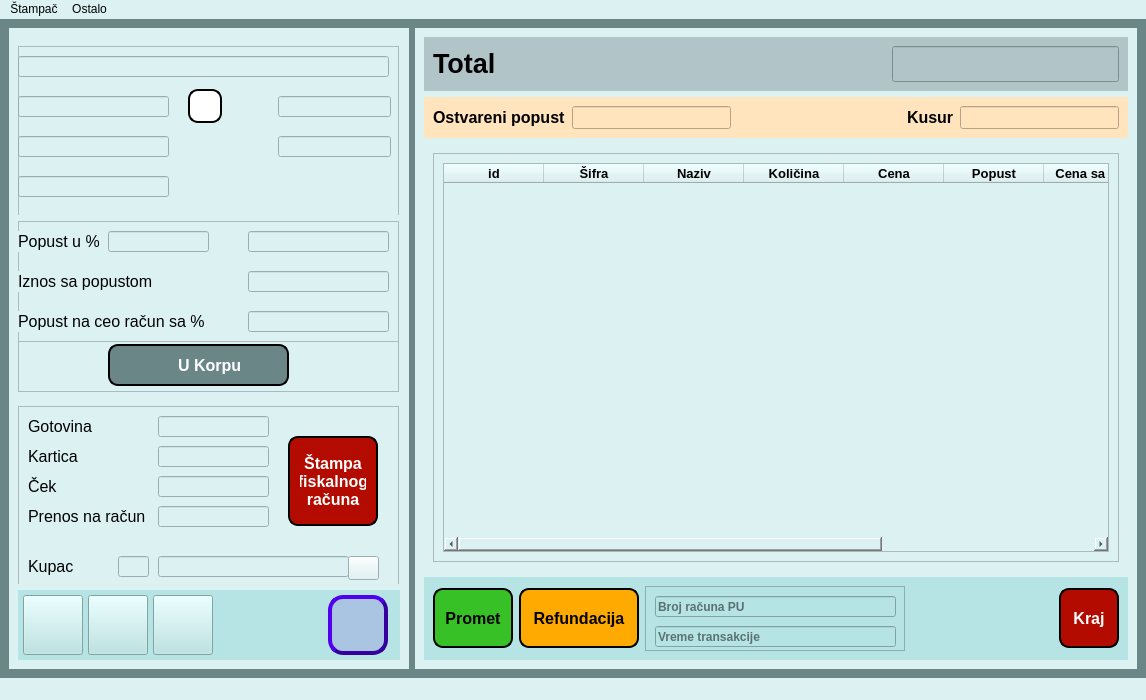
This is ui/main_window - Copy.ui in ljuba17/desktop_pos as Qt 5 draws it before an edit. The edited form follows.
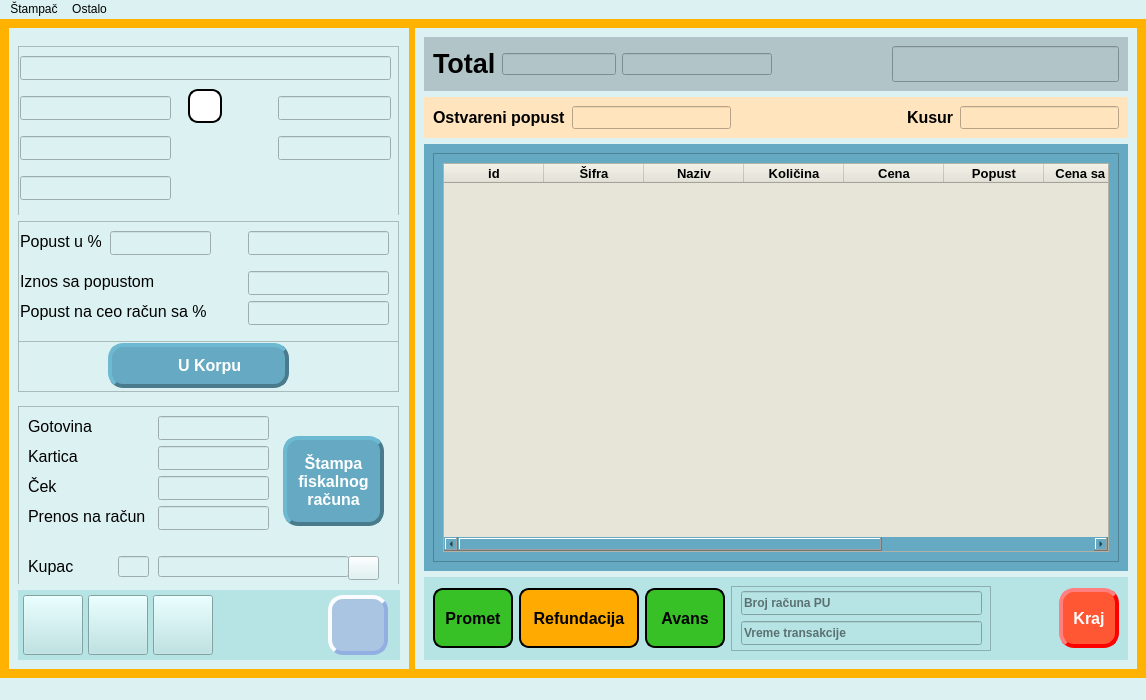
This is the edited form. Icons and pictures are not drawn.

Commit message: style: Izmena palete boja pozadine i dugmadi

The edit to the form file:
```diff
--- a/ui/main_window - Copy.ui
+++ b/ui/main_window - Copy.ui
@@ -28,7 +28,8 @@
   </property>
   <widget class="QWidget" name="centralwidget">
    <property name="styleSheet">
-    <string notr="true">background-color: rgb(107, 134, 134);
+    <string notr="true">
+background-color: rgb(255, 179, 0);
 </string>
    </property>
    <layout class="QHBoxLayout" name="horizontalLayout">
@@ -68,7 +69,7 @@
            </sizepolicy>
           </property>
           <property name="styleSheet">
-           <string notr="true">alternate-background-color: rgb(182, 227, 227);</string>
+           <string notr="true"/>
           </property>
           <property name="frameShape">
            <enum>QFrame::StyledPanel</enum>
@@ -82,10 +83,10 @@
            </property>
            <property name="geometry">
             <rect>
-             <x>0</x>
+             <x>2</x>
              <y>10</y>
              <width>371</width>
-             <height>21</height>
+             <height>24</height>
             </rect>
            </property>
            <property name="font">
@@ -101,10 +102,10 @@
           <widget class="QLineEdit" name="sifraEdit">
            <property name="geometry">
             <rect>
-             <x>0</x>
+             <x>2</x>
              <y>50</y>
              <width>151</width>
-             <height>21</height>
+             <height>24</height>
             </rect>
            </property>
            <property name="font">
@@ -184,7 +185,7 @@
              <x>260</x>
              <y>50</y>
              <width>113</width>
-             <height>21</height>
+             <height>24</height>
             </rect>
            </property>
            <property name="sizePolicy">
@@ -205,10 +206,10 @@
           <widget class="QLineEdit" name="kolicinaEdit">
            <property name="geometry">
             <rect>
-             <x>0</x>
+             <x>2</x>
              <y>90</y>
              <width>151</width>
-             <height>21</height>
+             <height>24</height>
             </rect>
            </property>
            <property name="font">
@@ -230,7 +231,7 @@
              <x>260</x>
              <y>90</y>
              <width>113</width>
-             <height>21</height>
+             <height>24</height>
             </rect>
            </property>
            <property name="sizePolicy">
@@ -257,10 +258,10 @@
            </property>
            <property name="geometry">
             <rect>
-             <x>0</x>
+             <x>2</x>
              <y>130</y>
              <width>151</width>
-             <height>21</height>
+             <height>24</height>
             </rect>
            </property>
            <property name="sizePolicy">
@@ -303,7 +304,7 @@
            </rect>
           </property>
           <property name="styleSheet">
-           <string notr="true">border-bottom-color: rgb(107, 134, 134);</string>
+           <string notr="true"/>
           </property>
           <property name="frameShape">
            <enum>QFrame::StyledPanel</enum>
@@ -314,7 +315,7 @@
           <widget class="QLabel" name="label">
            <property name="geometry">
             <rect>
-             <x>0</x>
+             <x>2</x>
              <y>10</y>
              <width>81</width>
              <height>21</height>
@@ -332,10 +333,10 @@
           <widget class="QLineEdit" name="procPopEdit">
            <property name="geometry">
             <rect>
-             <x>90</x>
+             <x>92</x>
              <y>10</y>
              <width>101</width>
-             <height>21</height>
+             <height>24</height>
             </rect>
            </property>
            <property name="sizePolicy">
@@ -362,7 +363,7 @@
              <x>230</x>
              <y>10</y>
              <width>141</width>
-             <height>21</height>
+             <height>24</height>
             </rect>
            </property>
            <property name="font">
@@ -381,7 +382,7 @@
           <widget class="QLabel" name="label_2">
            <property name="geometry">
             <rect>
-             <x>0</x>
+             <x>2</x>
              <y>50</y>
              <width>191</width>
              <height>21</height>
@@ -402,7 +403,7 @@
              <x>230</x>
              <y>50</y>
              <width>141</width>
-             <height>21</height>
+             <height>24</height>
             </rect>
            </property>
            <property name="sizePolicy">
@@ -421,12 +422,15 @@
            </property>
           </widget>
           <widget class="QLineEdit" name="popCeoRnEdit">
+           <property name="enabled">
+            <bool>false</bool>
+           </property>
            <property name="geometry">
             <rect>
              <x>230</x>
-             <y>90</y>
+             <y>80</y>
              <width>141</width>
-             <height>21</height>
+             <height>24</height>
             </rect>
            </property>
            <property name="sizePolicy">
@@ -447,8 +451,8 @@
           <widget class="QLabel" name="label_3">
            <property name="geometry">
             <rect>
-             <x>0</x>
-             <y>90</y>
+             <x>2</x>
+             <y>80</y>
              <width>191</width>
              <height>21</height>
             </rect>
@@ -482,9 +486,9 @@
            <property name="geometry">
             <rect>
              <x>90</x>
-             <y>3</y>
+             <y>2</y>
              <width>181</width>
-             <height>42</height>
+             <height>45</height>
             </rect>
            </property>
            <property name="font">
@@ -498,12 +502,12 @@
            </property>
            <property name="styleSheet">
             <string notr="true">QPushButton#btnKorpa {
-	border-style:outset;
-	background-color: rgb(107, 134, 134);
-	color: white; /* Bela boja teksta */
-	border-width:2px;
-	border-radius:10px;
-	border-color:black;
+	background-color: #65aac2;
+	color: rgb(255, 255, 255);
+    border-style:outset;
+	border-width:4px;
+	border-radius:15px;
+	border-color:#497b8c;
 	padding:10px;
 }
 QPushButton#btnKorpa:hover {
@@ -559,6 +563,9 @@
             <verstretch>0</verstretch>
            </sizepolicy>
           </property>
+          <property name="styleSheet">
+           <string notr="true"/>
+          </property>
           <property name="frameShape">
            <enum>QFrame::StyledPanel</enum>
           </property>
@@ -571,7 +578,7 @@
              <x>140</x>
              <y>10</y>
              <width>111</width>
-             <height>21</height>
+             <height>24</height>
             </rect>
            </property>
            <property name="sizePolicy">
@@ -614,7 +621,7 @@
              <x>140</x>
              <y>40</y>
              <width>111</width>
-             <height>21</height>
+             <height>24</height>
             </rect>
            </property>
            <property name="sizePolicy">
@@ -657,7 +664,7 @@
              <x>140</x>
              <y>70</y>
              <width>111</width>
-             <height>21</height>
+             <height>24</height>
             </rect>
            </property>
            <property name="sizePolicy">
@@ -700,7 +707,7 @@
              <x>140</x>
              <y>100</y>
              <width>111</width>
-             <height>21</height>
+             <height>24</height>
             </rect>
            </property>
            <property name="sizePolicy">
@@ -785,9 +792,9 @@
           <widget class="QPushButton" name="btnStampa">
            <property name="geometry">
             <rect>
-             <x>270</x>
+             <x>265</x>
              <y>30</y>
-             <width>90</width>
+             <width>101</width>
              <height>90</height>
             </rect>
            </property>
@@ -802,12 +809,12 @@
            </property>
            <property name="styleSheet">
             <string notr="true">QPushButton#btnStampa {
-	background-color: #b30b00;
+	background-color: #65aac2;
 	color: rgb(255, 255, 255);
     border-style:outset;
-	border-width:2px;
-	border-radius:10px;
-	border-color:black;
+	border-width:4px;
+	border-radius:15px;
+	border-color:#497b8c;
 	padding:10px;
 }
 QPushButton#btnStampa:hover {
@@ -1073,7 +1080,7 @@
     font-weight: bold; /* Podebljani tekst */
     border-style:outset;
 	border-width:4px;
-	border-color: rgb(53, 0, 158);
+	border-color: #93afe2;
 	border-radius:15px;
 	padding:10px;
 }
@@ -1151,6 +1158,42 @@
             </property>
            </widget>
           </item>
+          <item>
+           <widget class="QLineEdit" name="iznosRefundacijeEdit">
+            <property name="enabled">
+             <bool>false</bool>
+            </property>
+            <property name="minimumSize">
+             <size>
+              <width>100</width>
+              <height>0</height>
+             </size>
+            </property>
+            <property name="font">
+             <font>
+              <pointsize>7</pointsize>
+             </font>
+            </property>
+           </widget>
+          </item>
+          <item>
+           <widget class="QLineEdit" name="poslednjiAvansEdit">
+            <property name="enabled">
+             <bool>false</bool>
+            </property>
+            <property name="minimumSize">
+             <size>
+              <width>150</width>
+              <height>0</height>
+             </size>
+            </property>
+            <property name="font">
+             <font>
+              <pointsize>7</pointsize>
+             </font>
+            </property>
+           </widget>
+          </item>
           <item>
            <spacer name="horizontalSpacer_2">
             <property name="orientation">
@@ -1328,6 +1371,9 @@
            <verstretch>0</verstretch>
           </sizepolicy>
          </property>
+         <property name="styleSheet">
+          <string notr="true">background-color: rgb(101, 170, 194);</string>
+         </property>
          <layout class="QVBoxLayout" name="verticalLayout_3">
           <item>
            <widget class="QFrame" name="tableFrame">
@@ -1362,7 +1408,7 @@
                 <string>Tabela u kojoj su prikazane stavke računa.</string>
                </property>
                <property name="styleSheet">
-                <string notr="true"/>
+                <string notr="true">background-color: rgb(231, 229, 215);</string>
                </property>
                <property name="rowCount">
                 <number>0</number>
@@ -1754,6 +1800,47 @@
             </property>
            </widget>
           </item>
+          <item>
+           <widget class="QPushButton" name="btnAvans">
+            <property name="minimumSize">
+             <size>
+              <width>80</width>
+              <height>60</height>
+             </size>
+            </property>
+            <property name="maximumSize">
+             <size>
+              <width>80</width>
+              <height>60</height>
+             </size>
+            </property>
+            <property name="font">
+             <font>
+              <pointsize>12</pointsize>
+              <bold>true</bold>
+             </font>
+            </property>
+            <property name="styleSheet">
+             <string notr="true">QPushButton#btnAvans {
+	background-color: #37c127;
+    border-style:outset;
+	border-width:2px;
+	border-radius:10px;
+	border-color:black;
+	padding:10px;
+}
+QPushButton#btnAvans:hover {
+    background-color: #45e72f; 
+}
+QPushButton#btnAvans:pressed {
+    background-color:#319e20; 
+}</string>
+            </property>
+            <property name="text">
+             <string>Avans</string>
+            </property>
+           </widget>
+          </item>
           <item>
            <widget class="QFrame" name="puFrame">
             <property name="minimumSize">
@@ -1781,9 +1868,9 @@
              <property name="geometry">
               <rect>
                <x>10</x>
-               <y>10</y>
+               <y>5</y>
                <width>241</width>
-               <height>21</height>
+               <height>24</height>
               </rect>
              </property>
              <property name="font">
@@ -1809,9 +1896,9 @@
              <property name="geometry">
               <rect>
                <x>10</x>
-               <y>40</y>
+               <y>35</y>
                <width>241</width>
-               <height>21</height>
+               <height>24</height>
               </rect>
              </property>
              <property name="font">
@@ -1873,13 +1960,13 @@
             </property>
             <property name="styleSheet">
              <string notr="true">QPushButton#btnKraj {
-	background-color: #b30b00;
-	color: rgb(255, 255, 255);
-    border-style:outset;
-	border-width:2px;
-	border-radius:10px;
-	border-color:black;
-	padding:10px;
+	background-color: #FF5733;
+    color: white;
+     border-style: outset;
+     border-width: 4px;
+     border-radius: 15px;
+     border-color: red;
+     padding: 10px;
 }
 QPushButton#btnKraj:hover {
     background-color: #e60c00; 
```
Left out of the diff: 20 changed lines with no effect on the pictures. The commit also changes 12 other files.
